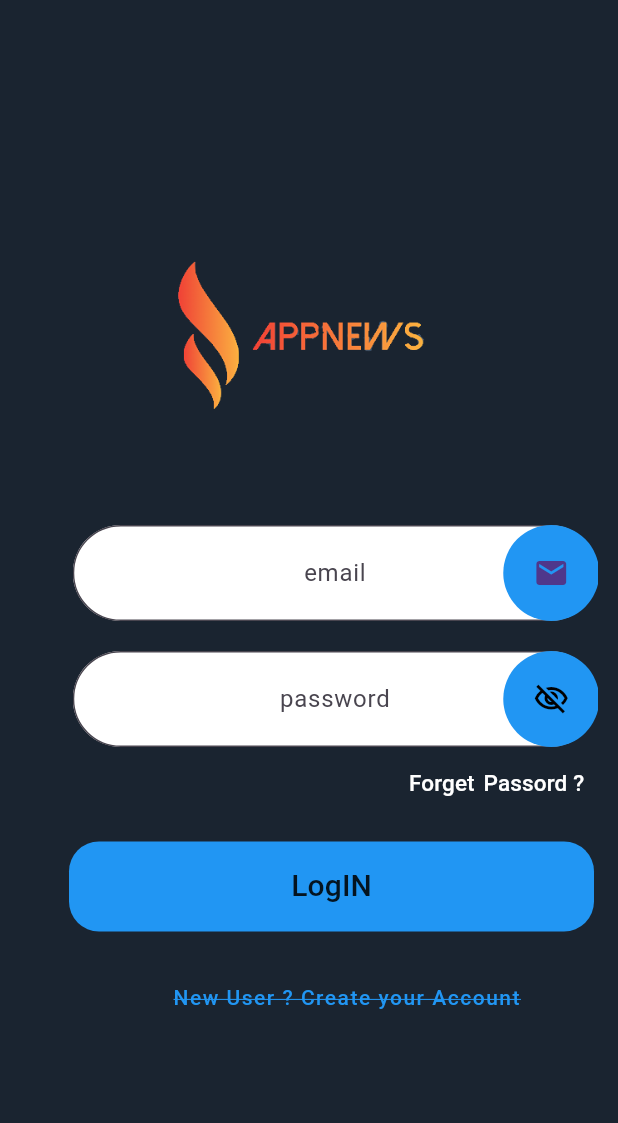
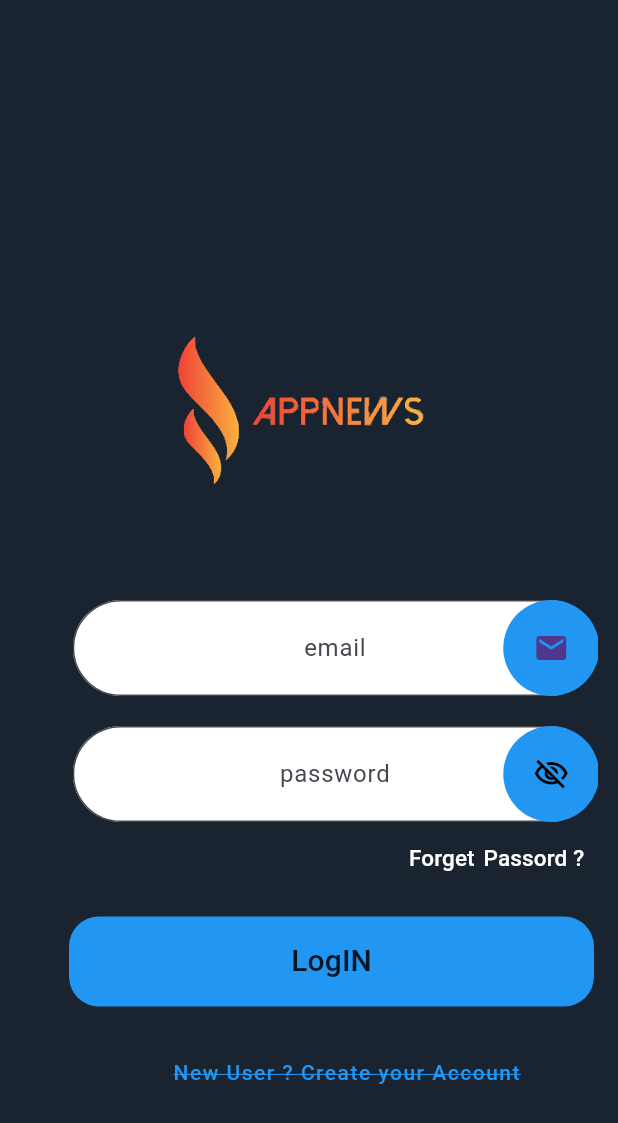
Before and after one commit to zico2m/ziconews, a Flutter app: the screen it shows after launch, on a phone screen of 412 x 824 dp. Shown: the top 1123 px of the screen. Run offline on Flutter 3.47's test engine with Material 3 defaults, Android fonts, the phone set to English and light mode, and no system bars; our stand-ins replace font_awesome_flutter, get, get_storage, like_button, smooth_page_indicator.

Commit message:
change margin

```diff
--- a/lib/view/Login/LogIn.dart
+++ b/lib/view/Login/LogIn.dart
@@ -20,7 +20,7 @@ class LogInPage1 extends StatelessWidget {
       ),
       child: SingleChildScrollView(
         child: Container(
-          margin: EdgeInsets.only(top: 100),
+          margin: EdgeInsets.only(top: 150),
           child: Form(
             key: logic1.Data.formKey,
             child: Column(
```
